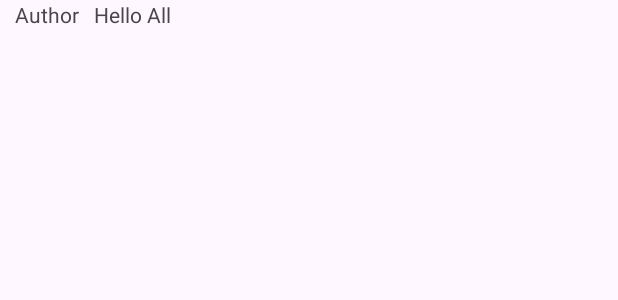
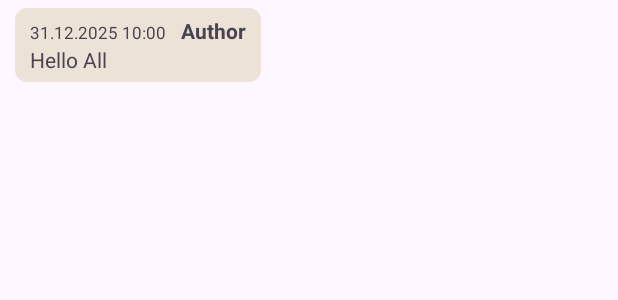
Before and after one commit to Babchinsky/Android-213, an Android app: the layout chat_message_layout.xml on its own in the app's theme, with its tools: preview values and no code run, on a phone screen of 412 x 824 dp. Shown: the top 300 px of the screen. Run offline under Robolectric (Android 15) with nearby library versions, the phone set to English and light mode, and no system bars.

Commit message:
Lesson. Chat

```diff
--- a/app/src/main/java/com/example/android_213/chat/ChatMessageAdapter.java
+++ b/app/src/main/java/com/example/android_213/chat/ChatMessageAdapter.java
@@ -31,9 +31,7 @@ public class ChatMessageAdapter extends RecyclerView.Adapter<ChatMessageViewHold
 
     @Override
     public void onBindViewHolder(@NonNull ChatMessageViewHolder holder, int position) {
-        ChatMessage chatMessage = chatMessages.get(position);
-        holder.getTvAuthor().setText(chatMessage.getAuthor());
-        holder.getTvText().setText(chatMessage.getText());
+        holder.setChatMessage(chatMessages.get(position));
     }
 
     @Override
--- a/app/src/main/res/layout/chat_message_layout.xml
+++ b/app/src/main/res/layout/chat_message_layout.xml
@@ -2,22 +2,46 @@
 <LinearLayout xmlns:android="http://schemas.android.com/apk/res/android"
     xmlns:tools="http://schemas.android.com/tools"
     android:orientation="horizontal"
+    android:layout_width="match_parent"
+    android:layout_height="wrap_content">
+
+    <LinearLayout
         android:layout_width="wrap_content"
-    android:layout_height="wrap_content">
+        android:layout_height="wrap_content"
+        android:layout_marginHorizontal="10dp"
+        android:layout_marginVertical="5dp"
+        android:orientation="vertical"
+        android:background="@drawable/game_all_shape"
+        android:backgroundTint="@color/game_tile2_bg"
+        android:paddingHorizontal="10dp"
+        android:paddingVertical="5dp">
+
+        <LinearLayout
+            android:layout_width="wrap_content"
+            android:layout_height="wrap_content"
+            android:orientation="horizontal">
+
+            <TextView
+                android:id="@+id/chat_msg_moment"
+                android:layout_width="wrap_content"
+                android:layout_height="wrap_content"
+                android:textSize="11sp"
+                tools:text="31.12.2025 10:00" />
 
             <TextView
                 android:id="@+id/chat_msg_author"
                 android:layout_width="wrap_content"
                 android:layout_height="wrap_content"
                 android:layout_marginStart="10dp"
-        tools:text="Author"/>
-
+                android:textStyle="bold"
+                tools:text="Author" />
+        </LinearLayout>
 
         <TextView
             android:id="@+id/chat_msg_text"
             android:layout_width="wrap_content"
             android:layout_height="wrap_content"
-        android:layout_marginStart="10dp"
-        tools:text="Hello All"/>
+            tools:text="Hello All" />
+    </LinearLayout>
 
 </LinearLayout>
```
Also changed, not shown: app/src/main/java/com/example/android_213/ChatActivity.java (+87 -20 lines), app/src/main/java/com/example/android_213/Services.java (+60 -6 lines), app/src/main/java/com/example/android_213/chat/ChatMessageViewHolder.java (+22 -4 lines), app/src/main/java/com/example/android_213/orm/ChatMessage.java (+8 -0 lines). Lines whose indentation alone changed are shown as unchanged.
